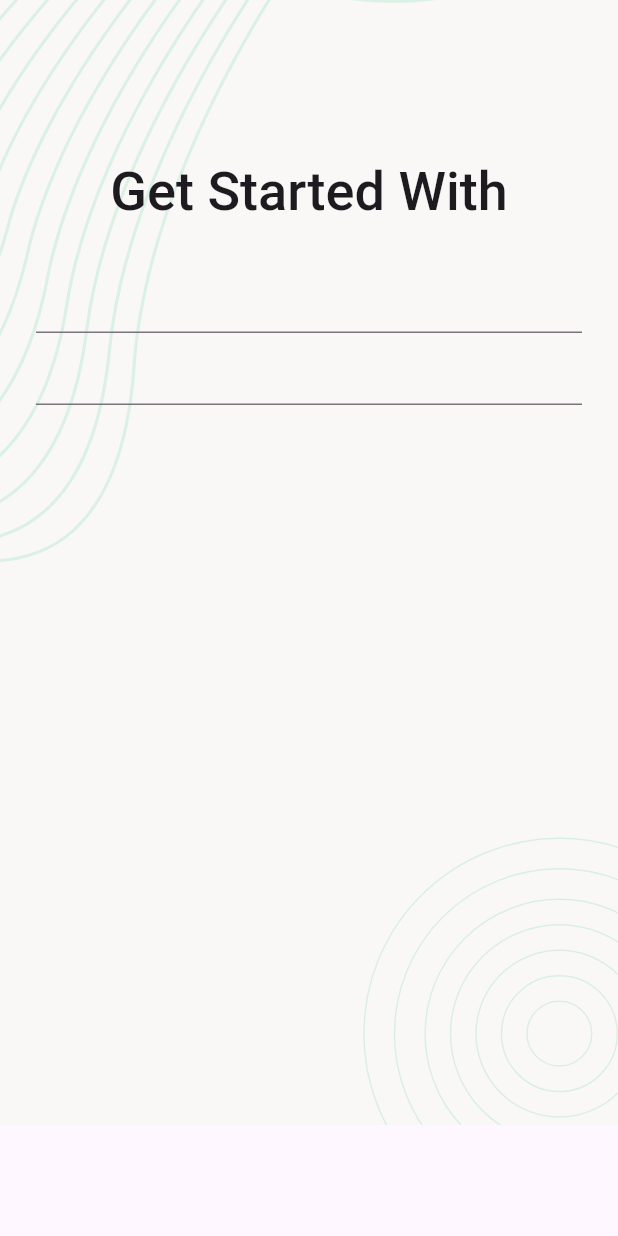
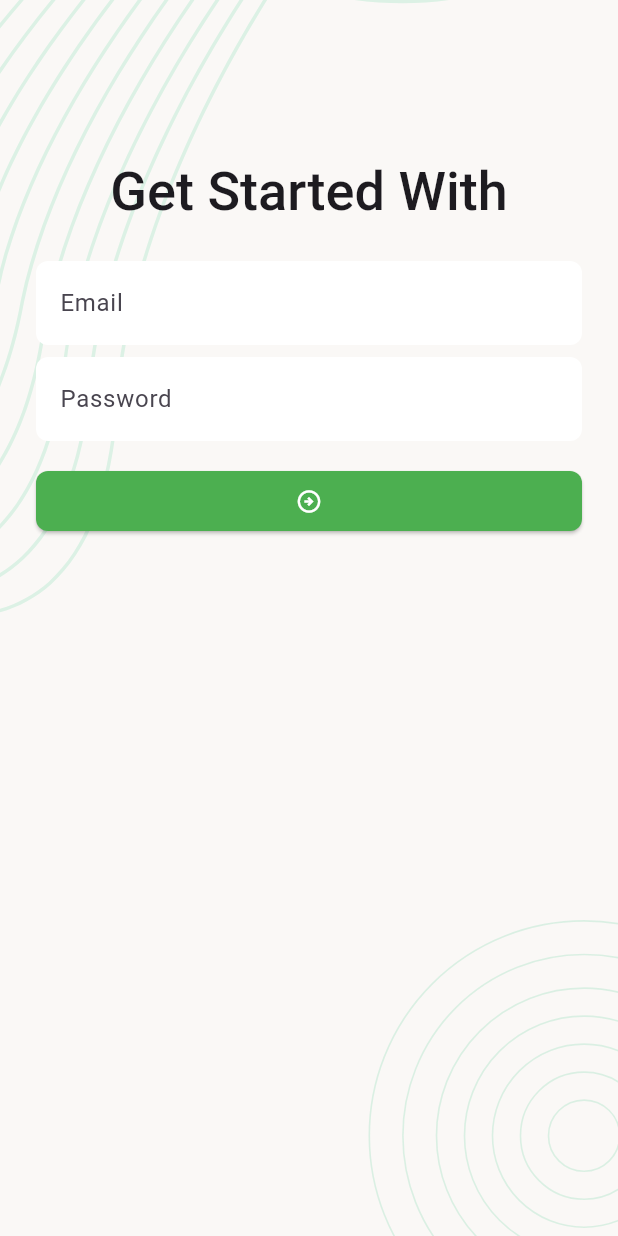
Before and after one commit to MahadiB2B/task-manager-App, a Flutter app: the screen it shows after launch, on a phone screen of 412 x 824 dp. Run offline on Flutter 3.47's test engine with Material 3 defaults, Android fonts, the phone set to English and light mode, and no system bars; our stand-ins replace flutter_svg.

Commit message:
sign in screen

```diff
--- a/lib/app.dart
+++ b/lib/app.dart
@@ -1,17 +1,59 @@
 import 'package:flutter/material.dart';
 import 'package:task_manager/ui/screens/splash_screen.dart';
+import 'package:task_manager/ui/utilis/app_colors.dart';
 
-class TaskManagerApp extends StatelessWidget {
+class TaskManagerApp extends StatefulWidget {
   const TaskManagerApp({super.key});
 
+  @override
+  State<TaskManagerApp> createState() => _TaskManagerAppState();
+}
+
+class _TaskManagerAppState extends State<TaskManagerApp> {
   @override
   Widget build(BuildContext context) {
     return  MaterialApp(
       debugShowCheckedModeBanner: false,
       theme: ThemeData(
         textTheme:const  TextTheme(),
+        inputDecorationTheme: _inputDecorationTheme(),
+        elevatedButtonTheme: _elevatedButtonThemeData(),
       ),
-      home: const SplashScreen(),
+        home: const SplashScreen(),
+    );
+
+  }
+  ElevatedButtonThemeData _elevatedButtonThemeData(){
+    return ElevatedButtonThemeData(
+      style:ElevatedButton.styleFrom(
+          backgroundColor: AppColors.themeColor,
+          foregroundColor: Colors.white,
+          padding: const EdgeInsets.symmetric(
+              horizontal: 16,vertical: 10),
+          fixedSize: const Size.fromWidth(double.maxFinite),
+          shape: RoundedRectangleBorder(
+              borderRadius: BorderRadius.circular(8)
+          )
+      ),
+    );
+  }
+
+  InputDecorationTheme _inputDecorationTheme(){
+    return InputDecorationTheme(
+        fillColor: Colors.white,
+        filled: true,
+        border:_inputBorder(),
+      enabledBorder: _inputBorder(),
+      errorBorder: _inputBorder(),
+      focusedBorder: _inputBorder(),
+
+
+    );
+  }
+  OutlineInputBorder _inputBorder(){
+    return  OutlineInputBorder(
+      borderSide: BorderSide.none,
+      borderRadius: BorderRadius.circular(8)
     );
   }
 }
--- a/lib/ui/screens/sign_in_screen.dart
+++ b/lib/ui/screens/sign_in_screen.dart
@@ -1,6 +1,8 @@
 import 'package:flutter/cupertino.dart';
 import 'package:flutter/material.dart';
 import 'package:task_manager/ui/widgets/screen_background.dart';
+
+import '../utilis/app_colors.dart';
 
 class SignINScreen extends StatefulWidget {
   const SignINScreen({super.key});
@@ -16,6 +18,7 @@ class _SignINScreenState extends State<SignINScreen> {
     TextTheme textTheme = Theme.of(context).textTheme;
     return Scaffold(
       body: ScreenBackground(
+        child: SingleChildScrollView(
           child: Padding(
             padding: const EdgeInsets.all(24),
             child: Column(
@@ -25,9 +28,27 @@ class _SignINScreenState extends State<SignINScreen> {
                 style: textTheme.displaySmall?.copyWith
                   (fontWeight: FontWeight.w500),),
               const SizedBox(height: 24,),
-            TextFormField(),
-            TextFormField(),
+              TextFormField(
+                decoration:InputDecoration(
+                hintText: 'Email'
+                  ),
+                ),
+             const SizedBox(height: 8,),
+              TextFormField(
+                decoration: InputDecoration(
+                  hintText: 'Password'
+                ),
+              ),
+
+              const SizedBox(height: 16),
+
+              ElevatedButton(
+
+                  onPressed: (){},
+                  child: Icon(Icons.arrow_circle_right_outlined))
+
             ],
+                  ),
           ),
         ),),
     );
--- /dev/null
+++ b/lib/ui/utilis/app_colors.dart
@@ -0,0 +1,7 @@
+import 'dart:ui';
+
+import 'package:flutter/material.dart';
+
+class AppColors{
+  static const Color themeColor = Colors.green;
+}
--- a/lib/ui/widgets/screen_background.dart
+++ b/lib/ui/widgets/screen_background.dart
@@ -10,17 +10,19 @@ class ScreenBackground extends StatelessWidget {
   @override
   Widget build(BuildContext context) {
   Size screenSize = MediaQuery.sizeOf(context);
-    return Stack(
+    return SingleChildScrollView(
+      child: Stack(
 
         children: [
           SvgPicture.asset(AssetsPath.backgroundSvg,
             fit:BoxFit.cover,
 
             width: screenSize.width,
-          //height: screenSize.height,
+           height: screenSize.height,
           ),
           SafeArea(child: child),
         ],
+      ),
     );
   }
 }
```
Lines whose indentation alone changed are shown as unchanged.
